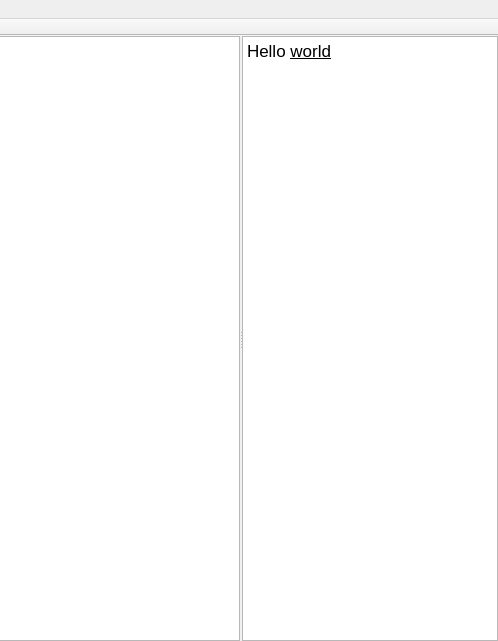
First picture: the form in UI-Qt/QUDocumentWindow.ui, repository frinkr/FontViewer, before the edit; both pictures show x 596 to 1094 and y 0 to 641 of the 1094 by 641 pixel window.
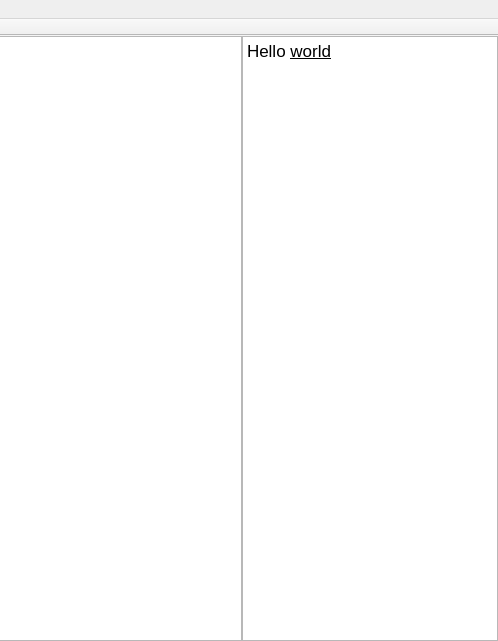
Second picture: the form after the edit. Custom widgets are drawn as their Qt base class.

```diff
--- a/UI-Qt/QUDocumentWindow.ui
+++ b/UI-Qt/QUDocumentWindow.ui
@@ -29,6 +29,9 @@
     </property>
     <item>
      <widget class="QSplitter" name="splitter">
+      <property name="lineWidth">
+       <number>0</number>
+      </property>
       <property name="orientation">
        <enum>Qt::Horizontal</enum>
       </property>
@@ -36,7 +39,7 @@
        <bool>true</bool>
       </property>
       <property name="handleWidth">
-       <number>2</number>
+       <number>0</number>
       </property>
       <property name="childrenCollapsible">
        <bool>true</bool>
```
Left out of the diff: 6 changed lines with no effect on the pictures.
